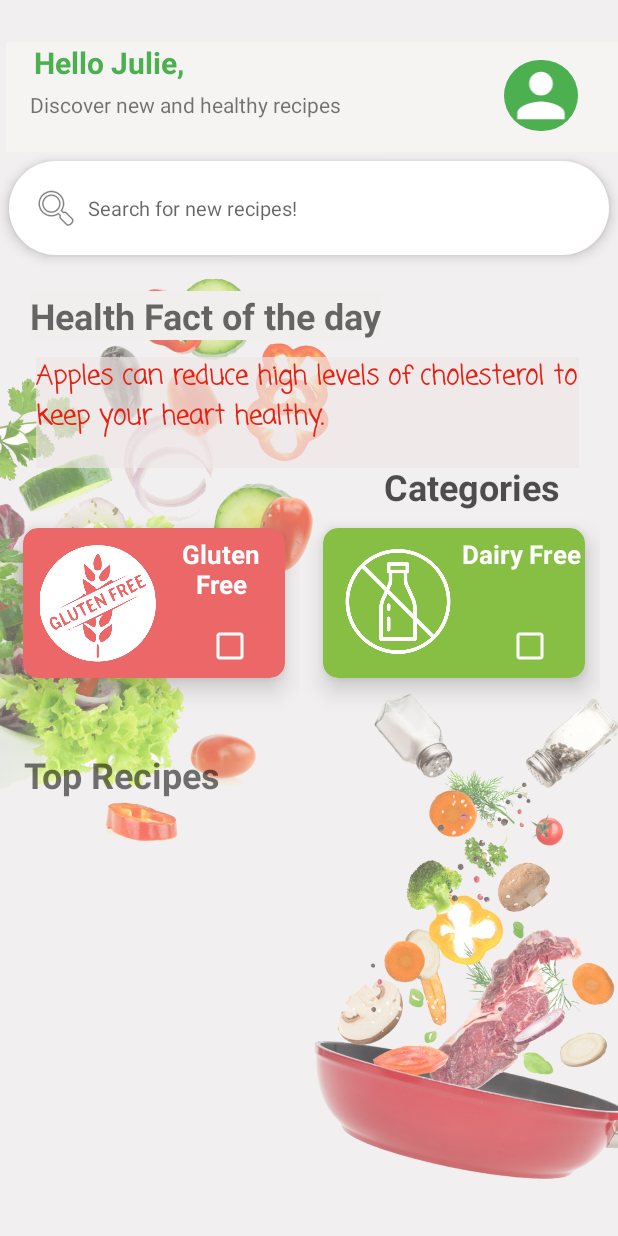
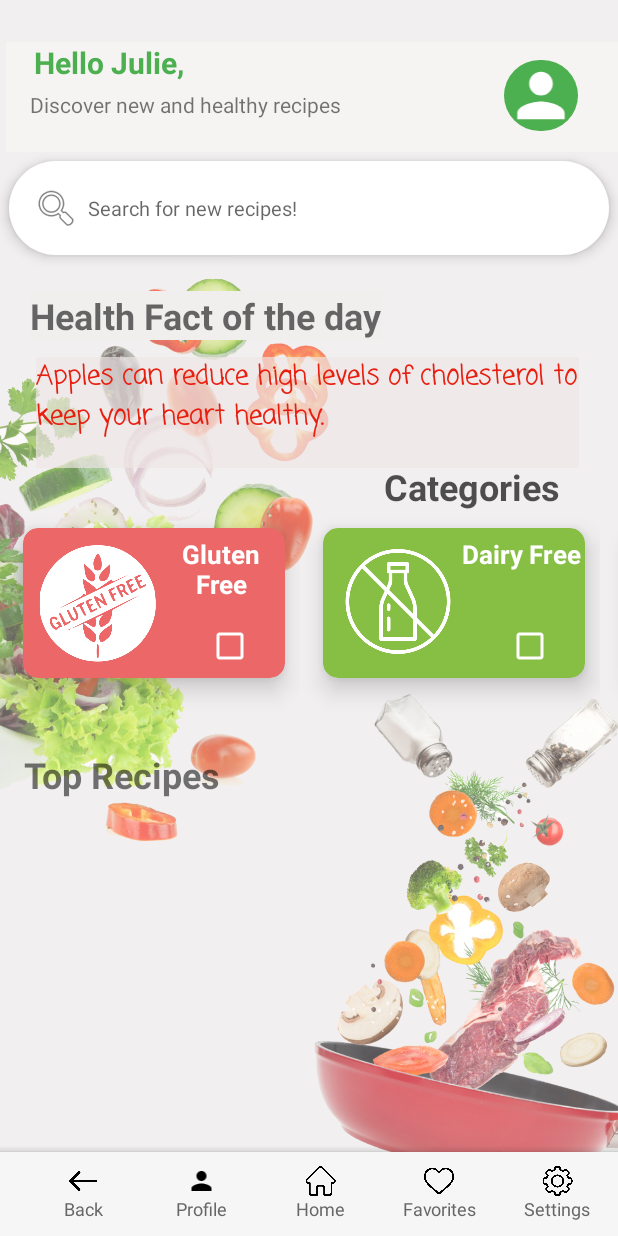
Before and after one commit to julie17-d/Eat_Up, an Android app: the MainActivity screen opened directly, with no data from a screen before it, on a phone screen of 412 x 824 dp. Run offline under Robolectric (Android 15) with nearby library versions, the phone set to English and light mode, and no system bars; our stand-ins replace sdp/ssp sizes; Roboto replaces fonts that are not available here.

Commit message:
bottom navbar

```diff
--- a/app/src/main/res/layout/activity_main.xml
+++ b/app/src/main/res/layout/activity_main.xml
@@ -80,8 +80,8 @@
 
     <androidx.recyclerview.widget.RecyclerView
         android:id="@+id/recycler_view_category"
-        android:layout_width="406dp"
-        android:layout_height="204dp"
+        android:layout_width="414dp"
+        android:layout_height="160dp"
         android:layout_marginTop="1dp"
         android:orientation="horizontal"
         app:layout_constraintStart_toStartOf="parent"
@@ -179,11 +179,22 @@
 
     <androidx.recyclerview.widget.RecyclerView
         android:id="@+id/recycler_view_top"
-        android:layout_width="374dp"
-        android:layout_height="178dp"
+        android:layout_width="411dp"
+        android:layout_height="134dp"
         android:layout_marginTop="5dp"
         app:layout_constraintStart_toStartOf="parent"
         app:layout_constraintTop_toBottomOf="@+id/textView3" />
+    <LinearLayout
+        android:layout_width="match_parent"
+        android:layout_height="match_parent"
+        android:orientation="vertical">
+
+        <!-- Your other layout elements -->
+
+        <include
+            android:id="@+id/include_bottom_nav"
+            layout="@layout/bottom_nav" />
+    </LinearLayout>
 
 
 </androidx.constraintlayout.widget.ConstraintLayout>
--- /dev/null
+++ b/app/src/main/res/layout/bottom_nav.xml
@@ -0,0 +1,145 @@
+<?xml version="1.0" encoding="utf-8"?>
+<androidx.coordinatorlayout.widget.CoordinatorLayout xmlns:android="http://schemas.android.com/apk/res/android"
+    android:layout_width="match_parent"
+    android:layout_height="match_parent"
+    xmlns:app="http://schemas.android.com/apk/res-auto">
+
+        <com.google.android.material.bottomappbar.BottomAppBar
+            android:id="@+id/app_bar"
+            android:layout_width="match_parent"
+            android:layout_height="wrap_content"
+            android:layout_gravity="bottom"
+            android:backgroundTint="#f6f6f6"
+            android:background="@drawable/bg_white"
+            app:fabCradleMargin="8dp"
+            app:fabCradleRoundedCornerRadius="50dp"
+            app:fabCradleVerticalOffset="6dp">
+
+            <LinearLayout
+                android:layout_width="match_parent"
+                android:layout_height="match_parent"
+                android:orientation="horizontal">
+
+                <LinearLayout
+                    android:id="@+id/homeBtn"
+                    android:layout_width="0dp"
+                    android:layout_height="match_parent"
+                    android:layout_weight="0.2"
+                    android:orientation="vertical">
+                    <ImageView
+                        android:id="@+id/imageView89"
+                        android:layout_width="match_parent"
+                        android:layout_height="20dp"
+                        android:layout_weight="1"
+                        app:tint="@color/black"
+                        app:srcCompat="@drawable/back"/>
+
+                    <TextView
+                        android:id="@+id/textView11"
+                        android:layout_width="match_parent"
+                        android:layout_height="wrap_content"
+                        android:text="Back"
+                        android:textAlignment="center"
+                        android:textColor="#676767"
+                        android:textSize="12sp" />
+                </LinearLayout>
+
+                <LinearLayout
+                    android:layout_width="0dp"
+                    android:layout_height="match_parent"
+                    android:layout_weight="0.2"
+                    android:orientation="vertical"
+                   >
+                    <ImageView
+                        android:id="@+id/imageView90"
+                        android:layout_width="match_parent"
+                        android:layout_height="5dp"
+                        android:layout_weight="1"
+                        app:tint="@color/black"
+                        app:srcCompat="@drawable/profile"/>
+
+                    <TextView
+                        android:id="@+id/textView94"
+                        android:layout_width="match_parent"
+                        android:layout_height="wrap_content"
+                        android:text="Profile"
+                        android:textAlignment="center"
+                        android:textColor="#676767"
+                        android:textSize="12sp" />
+
+                </LinearLayout>
+
+                <LinearLayout
+                    android:layout_width="0dp"
+                    android:layout_height="match_parent"
+                    android:layout_weight="0.2"
+                    android:orientation="vertical"
+                    android:visibility="visible">
+                    <ImageView
+                        android:id="@+id/imageView91"
+                        android:layout_width="match_parent"
+                        android:layout_height="20dp"
+                        android:layout_weight="1"
+                        app:tint="@color/black"
+                        app:srcCompat="@drawable/home"/>
+
+                    <TextView
+                        android:id="@+id/textView96"
+                        android:layout_width="match_parent"
+                        android:layout_height="wrap_content"
+                        android:text="Home"
+                        android:textAlignment="center"
+                        android:textColor="#676767"
+                        android:textSize="12sp" />
+                </LinearLayout>
+
+                <LinearLayout
+                    android:layout_width="0dp"
+                    android:layout_height="match_parent"
+                    android:layout_weight="0.2"
+                    android:orientation="vertical">
+                    <ImageView
+                        android:id="@+id/imageView85"
+                        android:layout_width="match_parent"
+                        android:layout_height="20dp"
+                        android:layout_weight="1"
+                        app:tint="@color/black"
+                        app:srcCompat="@drawable/heart"/>
+
+                    <TextView
+                        android:id="@+id/textView98"
+                        android:layout_width="match_parent"
+                        android:layout_height="wrap_content"
+                        android:text="Favorites"
+                        android:textAlignment="center"
+                        android:textColor="#676767"
+                        android:textSize="12sp" />
+                </LinearLayout>
+
+                <LinearLayout
+                    android:layout_width="0dp"
+                    android:layout_height="match_parent"
+                    android:layout_weight="0.2"
+                    android:orientation="vertical">
+                    <ImageView
+                        android:id="@+id/imageView92"
+                        android:layout_width="match_parent"
+                        android:layout_height="20dp"
+                        android:layout_weight="1"
+                        app:tint="@color/black"
+                        app:srcCompat="@drawable/settings"/>
+
+                    <TextView
+                        android:id="@+id/textView100"
+                        android:layout_width="match_parent"
+                        android:layout_height="wrap_content"
+                        android:text="Settings"
+                        android:textAlignment="center"
+                        android:textColor="#676767"
+                        android:textSize="12sp" />
+                </LinearLayout>
+            </LinearLayout>
+        </com.google.android.material.bottomappbar.BottomAppBar>
+
+
+    </androidx.coordinatorlayout.widget.CoordinatorLayout>
```
Also changed, not shown: app/src/main/res/drawable/back.png (added), app/src/main/res/drawable/home.png (added), app/src/main/res/drawable/settings.png (added), app/src/main/res/drawable/support.png (added).
